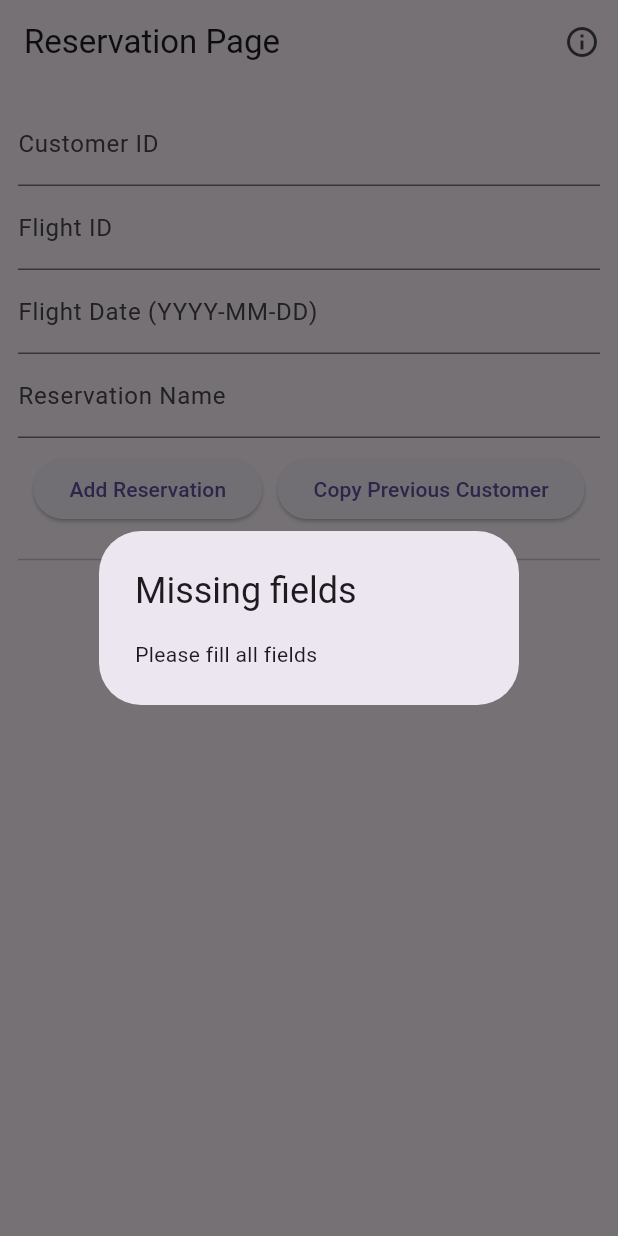
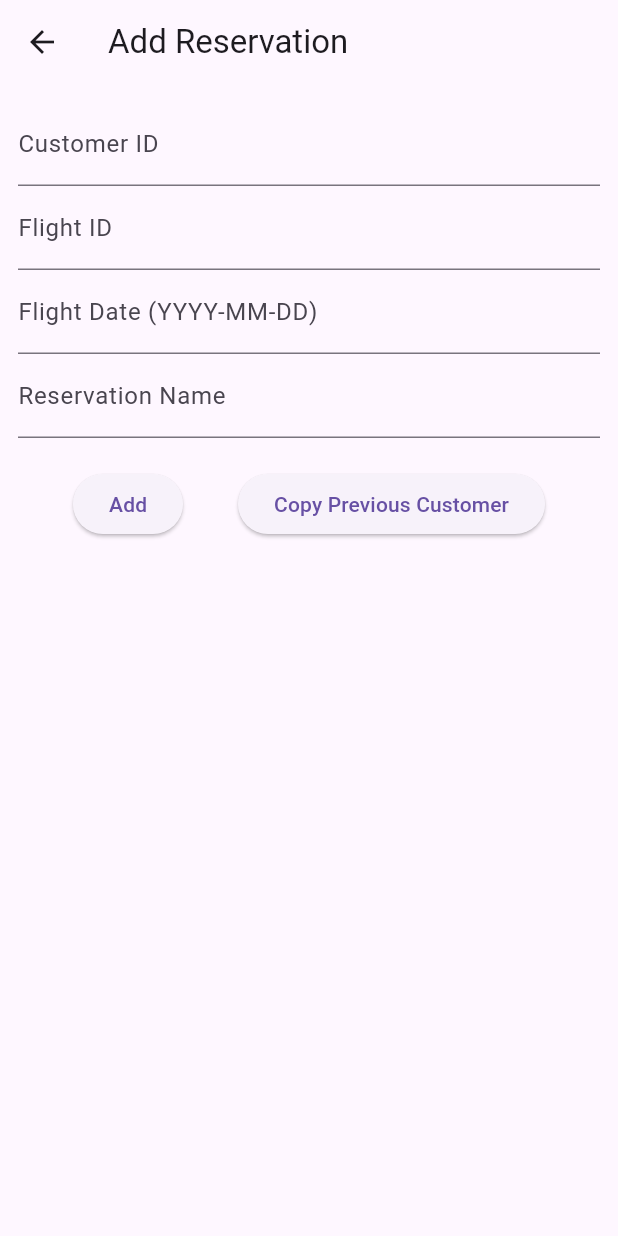
Before and after one commit to hades1clack/cst2355_final_group, a Flutter app: the screen it shows after launch, after a tap on "Add Reservation", on a phone screen of 412 x 824 dp. Run offline on Flutter 3.47's test engine with Material 3 defaults, Android fonts, the phone set to English and light mode, and no system bars; our stand-ins replace floor, sqflite; missing offline and left inert: encrypted_shared_preferences; accounts and stored records are empty; generated files the repository leaves out were written again.

Commit message:
safe commit

```diff
--- /dev/null
+++ b/lib/add_reservation_page.dart
@@ -0,0 +1,122 @@
+import 'package:flutter/material.dart';
+import 'package:encrypted_shared_preferences/encrypted_shared_preferences.dart';
+import 'database/reservation.dart';
+import 'database/reservation_database.dart';
+
+class AddReservationPage extends StatefulWidget {
+  final ReservationDatabase database;
+
+  const AddReservationPage({super.key, required this.database});
+
+  @override
+  State<AddReservationPage> createState() => _AddReservationPageState();
+}
+
+class _AddReservationPageState extends State<AddReservationPage> {
+  late final dao;
+
+  final TextEditingController _customerIdController = TextEditingController();
+  final TextEditingController _flightIdController = TextEditingController();
+  final TextEditingController _dateController = TextEditingController();
+  final TextEditingController _nameController = TextEditingController();
+
+  final EncryptedSharedPreferences _prefs = EncryptedSharedPreferences();
+
+  @override
+  void initState() {
+    super.initState();
+    dao = widget.database.reservationDao;
+  }
+
+  Future<void> _copyPreviousCustomerFields() async {
+    try {
+      _customerIdController.text = await _prefs.getString('customerId') ?? '';
+      _flightIdController.text = await _prefs.getString('flightId') ?? '';
+      _dateController.text = await _prefs.getString('flightDate') ?? '';
+      _nameController.text = await _prefs.getString('reservationName') ?? '';
+    } catch (_) {}
+  }
+
+  Future<void> _saveEncryptedPrefs() async {
+    await _prefs.setString('customerId', _customerIdController.text);
+    await _prefs.setString('flightId', _flightIdController.text);
+    await _prefs.setString('flightDate', _dateController.text);
+    await _prefs.setString('reservationName', _nameController.text);
+  }
+
+  void _addReservation() async {
+    if (_customerIdController.text.isEmpty ||
+        _flightIdController.text.isEmpty ||
+        _dateController.text.isEmpty ||
+        _nameController.text.isEmpty) {
+      showDialog(
+        context: context,
+        builder: (_) => const AlertDialog(
+          title: Text("Missing fields"),
+          content: Text("Please fill all fields"),
+        ),
+      );
+      return;
+    }
+
+    final reservation = Reservation(
+      customerId: _customerIdController.text,
+      flightId: _flightIdController.text,
+      flightDate: _dateController.text,
+      reservationName: _nameController.text,
+    );
+
+    await dao.insertReservation(reservation);
+    await _saveEncryptedPrefs();
+
+    ScaffoldMessenger.of(context).showSnackBar(
+      const SnackBar(content: Text("Reservation added successfully")),
+    );
+
+    Navigator.pop(context, true); // return true to indicate added
+  }
+
+  @override
+  Widget build(BuildContext context) {
+    return Scaffold(
+      appBar: AppBar(title: const Text("Add Reservation")),
+      body: Padding(
+        padding: const EdgeInsets.all(12.0),
+        child: ListView(
+          children: [
+            TextField(
+              controller: _customerIdController,
+              decoration: const InputDecoration(labelText: "Customer ID"),
+            ),
+            TextField(
+              controller: _flightIdController,
+              decoration: const InputDecoration(labelText: "Flight ID"),
+            ),
+            TextField(
+              controller: _dateController,
+              decoration: const InputDecoration(labelText: "Flight Date (YYYY-MM-DD)"),
+            ),
+            TextField(
+              controller: _nameController,
+              decoration: const InputDecoration(labelText: "Reservation Name"),
+            ),
+            const SizedBox(height: 20),
+            Row(
+              mainAxisAlignment: MainAxisAlignment.spaceEvenly,
+              children: [
+                ElevatedButton(
+                  onPressed: _addReservation,
+                  child: const Text("Add"),
+                ),
+                ElevatedButton(
+                  onPressed: _copyPreviousCustomerFields,
+                  child: const Text("Copy Previous Customer"),
+                ),
+              ],
+            ),
+          ],
+        ),
+      ),
+    );
+  }
+}
--- a/lib/reservation_page.dart
+++ b/lib/reservation_page.dart
@@ -1,8 +1,8 @@
 import 'package:flutter/material.dart';
-import 'package:encrypted_shared_preferences/encrypted_shared_preferences.dart';
 import 'database/reservation.dart';
 import 'database/reservation_database.dart';
 import 'database/reservation_dao.dart';
+import 'add_reservation_page.dart'; // We'll create this next
 
 class ReservationPage extends StatefulWidget {
   const ReservationPage({super.key});
@@ -15,13 +15,7 @@ class _ReservationPageState extends State<ReservationPage> {
   late ReservationDatabase db;
   late ReservationDao dao;
 
-  final TextEditingController _customerIdController = TextEditingController();
-  final TextEditingController _flightIdController = TextEditingController();
-  final TextEditingController _dateController = TextEditingController();
-  final TextEditingController _nameController = TextEditingController();
-
   List<Reservation> _reservations = [];
-  final EncryptedSharedPreferences _prefs = EncryptedSharedPreferences();
 
   @override
   void initState() {
@@ -35,77 +29,11 @@ class _ReservationPageState extends State<ReservationPage> {
     _refreshReservations();
   }
 
-  Future<void> _copyPreviousCustomerFields() async {
-    try {
-      _customerIdController.text = await _prefs.getString('customerId') ?? '';
-      _flightIdController.text = await _prefs.getString('flightId') ?? '';
-      _dateController.text = await _prefs.getString('flightDate') ?? '';
-      _nameController.text = await _prefs.getString('reservationName') ?? '';
-    } catch (_) {
-      // Handle decryption error if any
-    }
-  }
-
-  Future<void> _saveEncryptedPrefs() async {
-    await _prefs.setString('customerId', _customerIdController.text);
-    await _prefs.setString('flightId', _flightIdController.text);
-    await _prefs.setString('flightDate', _dateController.text);
-    await _prefs.setString('reservationName', _nameController.text);
-  }
-
   void _refreshReservations() async {
     final list = await dao.findAllReservations();
     setState(() {
       _reservations = list;
     });
-  }
-
-  void _addReservation() async {
-    if (_customerIdController.text.isEmpty ||
-        _flightIdController.text.isEmpty ||
-        _dateController.text.isEmpty ||
-        _nameController.text.isEmpty) {
-      showDialog(
-        context: context,
-        builder: (_) => const AlertDialog(
-          title: Text("Missing fields"),
-          content: Text("Please fill all fields"),
-        ),
-      );
-      return;
-    }
-
-    final reservation = Reservation(
-      customerId: _customerIdController.text,
-      flightId: _flightIdController.text,
-      flightDate: _dateController.text,
-      reservationName: _nameController.text,
-    );
-
-    await dao.insertReservation(reservation);
-    await _saveEncryptedPrefs();
-    _refreshReservations();
-
-    ScaffoldMessenger.of(context).showSnackBar(
-      const SnackBar(content: Text("Reservation added successfully")),
-    );
-  }
-
-  void _deleteReservation(Reservation reservation) async {
-    await dao.deleteReservation(reservation);
-    _refreshReservations();
-  }
-
-  void _showInstructions() {
-    showDialog(
-      context: context,
-      builder: (_) => const AlertDialog(
-        title: Text("Instructions"),
-        content: Text(
-          "Enter a Customer ID, Flight ID, Flight Date, and Reservation Name.\nTap 'Add Reservation' to save it.\n\nTap 'Copy Previous Customer' to reuse the last added customer info.",
-        ),
-      ),
-    );
   }
 
   void _showReservationDetails(Reservation r) {
@@ -116,13 +44,13 @@ class _ReservationPageState extends State<ReservationPage> {
         content: Text(
             "Customer ID: ${r.customerId}\n"
                 "Flight ID: ${r.flightId}\n"
-                "Flight Date: ${r.flightDate}"
-        ),
+                "Flight Date: ${r.flightDate}"),
         actions: [
           TextButton(
-            onPressed: () {
+            onPressed: () async {
+              await dao.deleteReservation(r);
               Navigator.pop(context);
-              _deleteReservation(r);
+              _refreshReservations();
             },
             child: const Text("Delete"),
           ),
@@ -135,50 +63,30 @@ class _ReservationPageState extends State<ReservationPage> {
     );
   }
 
+  Future<void> _navigateToAddReservation() async {
+    final added = await Navigator.push<bool>(
+      context,
+      MaterialPageRoute(
+        builder: (_) => AddReservationPage(database: db),
+      ),
+    );
+    if (added == true) {
+      _refreshReservations();
+    }
+  }
+
   @override
   Widget build(BuildContext context) {
     return Scaffold(
       appBar: AppBar(
-        title: const Text("Reservation Page"),
-        actions: [
-          IconButton(icon: const Icon(Icons.info_outline), onPressed: _showInstructions),
-        ],
+        title: const Text("Reservations"),
       ),
-      body: Padding(
-        padding: const EdgeInsets.all(12.0),
-        child: Column(
-          children: [
-            TextField(
-              controller: _customerIdController,
-              decoration: const InputDecoration(labelText: "Customer ID"),
-            ),
-            TextField(
-              controller: _flightIdController,
-              decoration: const InputDecoration(labelText: "Flight ID"),
-            ),
-            TextField(
-              controller: _dateController,
-              decoration: const InputDecoration(labelText: "Flight Date (YYYY-MM-DD)"),
-            ),
-            TextField(
-              controller: _nameController,
-              decoration: const InputDecoration(labelText: "Reservation Name"),
-            ),
-            const SizedBox(height: 10),
-            Row(
-              mainAxisAlignment: MainAxisAlignment.spaceEvenly,
+      body: Column(
         children: [
           ElevatedButton(
-                  onPressed: _addReservation,
+            onPressed: _navigateToAddReservation,
             child: const Text("Add Reservation"),
           ),
-                ElevatedButton(
-                  onPressed: _copyPreviousCustomerFields,
-                  child: const Text("Copy Previous Customer"),
-                ),
-              ],
-            ),
-            const SizedBox(height: 15),
           const Divider(),
           const Text("All Reservations", style: TextStyle(fontSize: 18, fontWeight: FontWeight.bold)),
           Expanded(
@@ -196,7 +104,6 @@ class _ReservationPageState extends State<ReservationPage> {
           ),
         ],
       ),
-      ),
     );
   }
 }
```
Lines whose indentation alone changed are shown as unchanged.
